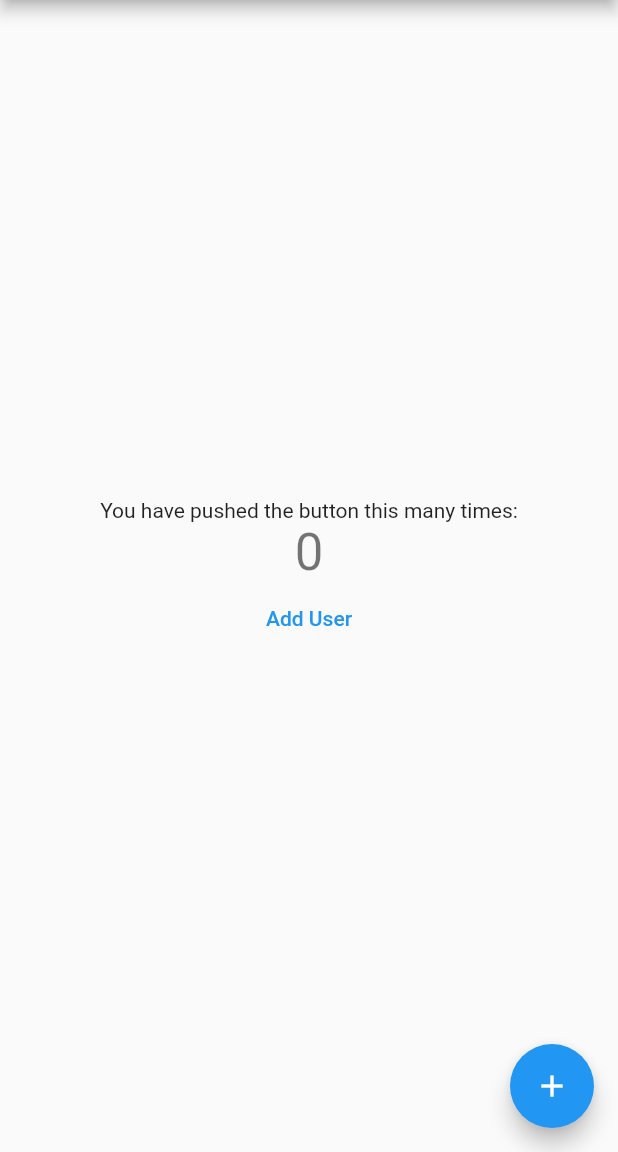
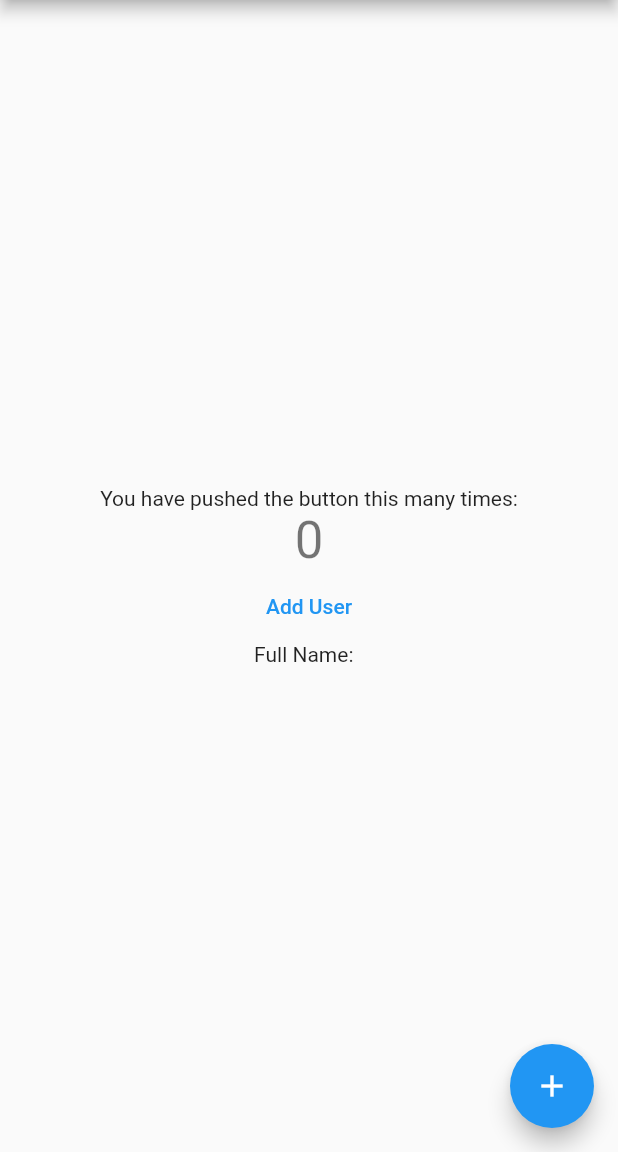
Before and after one commit to rinonkia/flutter-firebase-todo, a Flutter app: the MyHomePage screen opened directly, on a phone screen of 412 x 824 dp, the part 84-1236 px from its top. Run offline on Flutter 3.47's test engine with Material 2 defaults, Android fonts, the phone set to English and light mode, and no system bars; our stand-ins replace cloud_firestore, firebase_core; accounts and stored records are empty.

Commit message:
create GetUserName

```diff
--- /dev/null
+++ b/lib/get_user_name.dart
@@ -0,0 +1,27 @@
+import 'package:flutter/material.dart';
+import 'package:cloud_firestore/cloud_firestore.dart';
+
+class GetUserName extends StatelessWidget {
+  final String documentId;
+
+  GetUserName(this.documentId);
+
+  @override
+  Widget build(BuildContext context) {
+    CollectionReference users = FirebaseFirestore.instance.collection('users');
+    return FutureBuilder<DocumentSnapshot>(
+      future: users.doc(documentId).get(),
+      builder:
+          (BuildContext context, AsyncSnapshot<DocumentSnapshot> snapshot) {
+        if (snapshot.hasError) {
+          return Text("Something went wrong");
+        }
+        if (snapshot.connectionState == ConnectionState.done) {
+          Map<String, dynamic> data = snapshot.data.data();
+          return Text("Full Name: ${data['full_name']} ${data['company']}");
+        }
+        return Text("loading");
+      },
+    );
+  }
+}
--- a/lib/main.dart
+++ b/lib/main.dart
@@ -3,6 +3,7 @@ import 'package:flutter/material.dart';
 // Import the firebase_core plugin
 import 'package:firebase_core/firebase_core.dart';
 import 'package:learn_ddd/add_user.dart';
+import 'package:learn_ddd/get_user_name.dart';
 
 void main() {
   // https://stackoverflow.com/questions/57689492/flutter-unhandled-exception-servicesbinding-defaultbinarymessenger-was-accesse
@@ -140,6 +141,7 @@ class _MyHomePageState extends State<MyHomePage> {
               style: Theme.of(context).textTheme.headline4,
             ),
             AddUser('Akinori', 'Diverse', 32),
+            GetUserName('uGCwAm5nUaGIIxmEKmxF')
           ],
         ),
       ),
```
